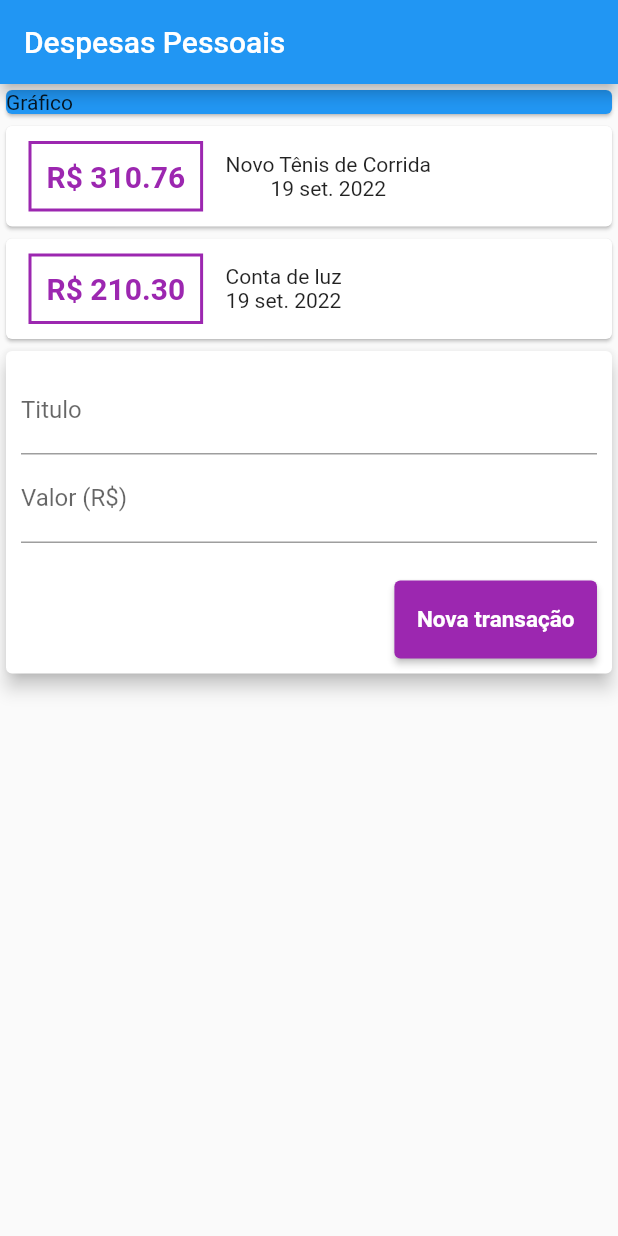
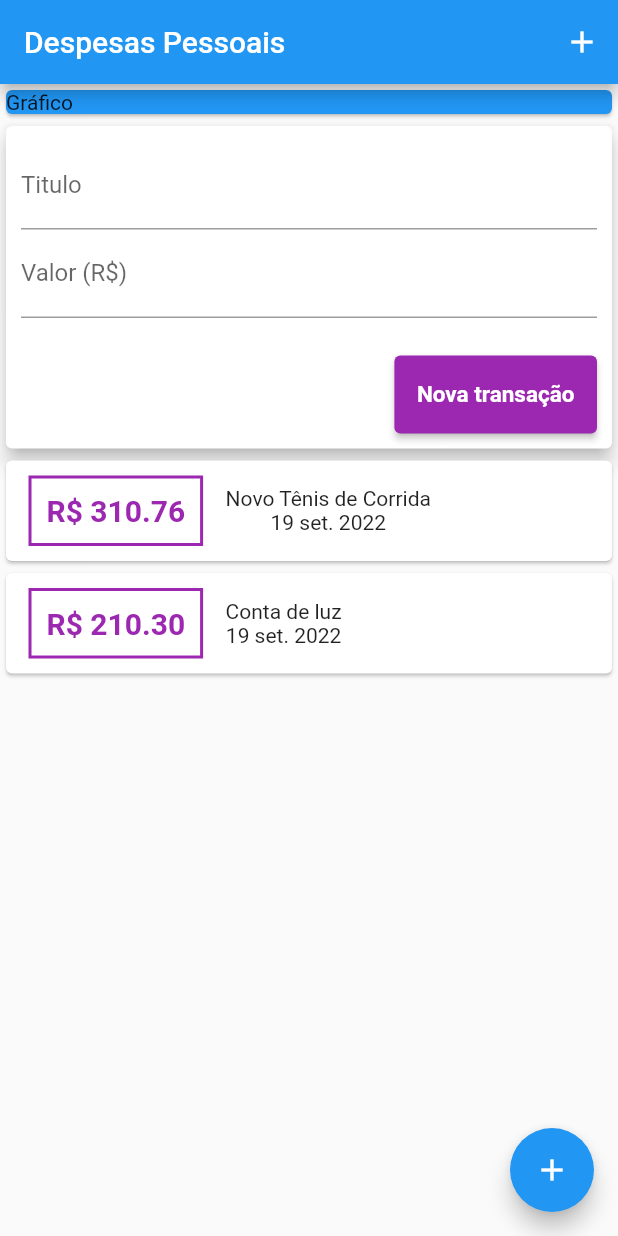
Before and after one commit to DevGabrielHN/secao4-flutter-cod3r, a Flutter app: the screen it shows after launch, on a phone screen of 412 x 824 dp. Run offline on Flutter 3.47's test engine with Material 2 defaults, Android fonts, the phone set to English and light mode, and no system bars.

Commit message:
segunda alterações

```diff
--- a/lib/components/transaction_list.dart
+++ b/lib/components/transaction_list.dart
@@ -9,8 +9,12 @@ class TransactionList extends StatelessWidget {
 
   @override
   Widget build(BuildContext context) {
-    return  Column(
-              children: transaction.map((tr) {
+    return  Container(
+      height: 365,
+      child: ListView.builder(
+        itemCount: transaction.length,
+        itemBuilder: (ctx,index) {
+          final tr = transaction[index];
           return Card(
                       child: Row(
                         children: <Widget> [
@@ -42,7 +46,8 @@ class TransactionList extends StatelessWidget {
                         ],
                       ),
                     );
-              }).toList()
+        },
+      ),
     );
   }
 }
--- a/lib/components/transaction_user..dart
+++ b/lib/components/transaction_user..dart
@@ -47,8 +47,8 @@ class _TransactionUserState extends State<TransactionUser> {
   Widget build(BuildContext context) {
     return Column(
       children: [
+        TransactionForm(_addTransaction),
         TransactionList(transaction: _transactions),
-        TransactionForm(_addTransaction),
       ],
     );
   }
--- a/lib/main.dart
+++ b/lib/main.dart
@@ -5,6 +5,7 @@ import 'package:flutter_localizations/flutter_localizations.dart';
 
 void main() {
   runApp(MaterialApp(
+    debugShowCheckedModeBanner: false,
     localizationsDelegates: [
         GlobalMaterialLocalizations.delegate,
         GlobalWidgetsLocalizations.delegate
@@ -22,8 +23,15 @@ class MyApp extends StatelessWidget {
     return Scaffold(
         appBar: AppBar(
           title: Text('Despesas Pessoais'),
+          actions: <Widget> [
+            IconButton(
+              icon: Icon(Icons.add),
+              onPressed: () {},
             ),
-        body: Column (
+          ],
+        ),
+        body: SingleChildScrollView(
+          child: Column (
             //mainAxisAlignment: MainAxisAlignment.spaceAround,
             crossAxisAlignment: CrossAxisAlignment.stretch,
             children: <Widget> [
@@ -37,6 +45,11 @@ class MyApp extends StatelessWidget {
              TransactionUser(),
             ],
           ),
+        ),
+        floatingActionButton: FloatingActionButton(
+          child: Icon(Icons.add),
+          onPressed: (){},
+        ),
       );
   }
 }
```
Also changed, not shown: lib/components/transaction_form.dart (+17 -3 lines). Lines whose indentation alone changed are shown as unchanged.
